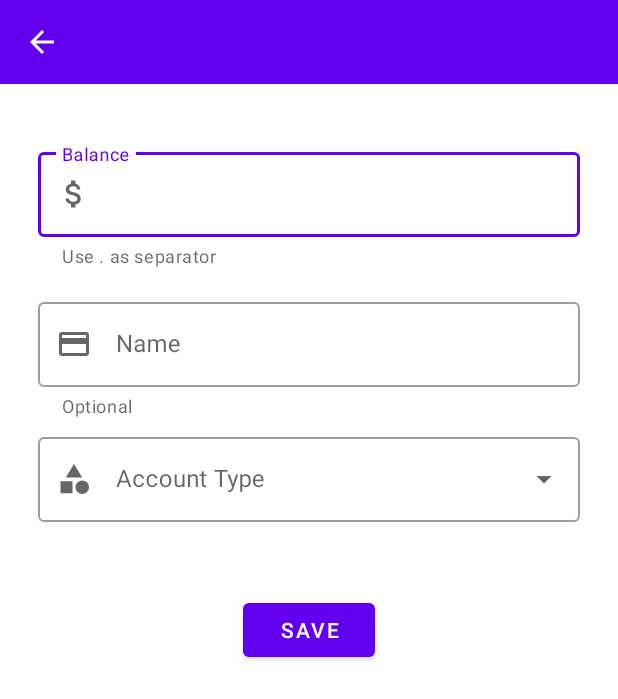
After one commit to magopyan/Pocket-Finances, an Android app: the AccountInputFragment screen opened directly, with no data from a screen before it, on a phone screen of 412 x 824 dp. The commit adds this screen. Shown: the top 699 px of the screen. Run offline under Robolectric (Android 15) with nearby library versions, the phone set to English and light mode, and no system bars.

Commit message:
Added AccountInputActivity - Need extra functionality

```diff
--- a/Application/PocketExpenses/app/src/main/AndroidManifest.xml
+++ b/Application/PocketExpenses/app/src/main/AndroidManifest.xml
@@ -18,6 +18,7 @@
         <activity android:name=".activities.TransactionInputActivity" />
         <activity android:name=".activities.TransactionsActivity" />
         <activity android:name=".activities.AccountsActivity" />
+        <activity android:name=".activities.AccountsInputActivity" />
         <activity
             android:name=".activities.BaseActivity"
             android:label="@string/title_activity_base" />
--- /dev/null
+++ b/Application/PocketExpenses/app/src/main/java/com/example/pocketexpenses/activities/AccountsInputActivity.java
@@ -0,0 +1,52 @@
+package com.example.pocketexpenses.activities;
+
+import android.content.Intent;
+import android.os.Bundle;
+import android.view.View;
+
+import androidx.appcompat.app.AppCompatActivity;
+import androidx.fragment.app.FragmentManager;
+import androidx.fragment.app.FragmentTransaction;
+
+import com.example.pocketexpenses.R;
+import com.example.pocketexpenses.databinding.ActivityAccountsInputBinding;
+import com.example.pocketexpenses.fragments.AccountInputFragment;
+import com.google.android.material.appbar.MaterialToolbar;
+
+
+public class AccountsInputActivity extends AppCompatActivity {
+
+    private ActivityAccountsInputBinding binding;
+    private AccountInputFragment fragment;
+
+    @Override
+    protected void onCreate(Bundle savedInstanceState) {
+        super.onCreate(savedInstanceState);
+        binding = ActivityAccountsInputBinding.inflate(getLayoutInflater());
+        View view = binding.getRoot();
+        setContentView(view);
+
+        Intent receivedIntent = getIntent();
+
+        MaterialToolbar topAppBar = binding.topAppBar;
+        String title = receivedIntent.getStringExtra("topBarTitle");
+        topAppBar.setTitle(title);
+        topAppBar.setNavigationOnClickListener(new View.OnClickListener() {
+            @Override
+            public void onClick(View v) {
+                onBackPressed();
+            }
+        });
+
+        FragmentManager manager = getSupportFragmentManager();
+        AccountInputFragment defaultFragment;
+        if(manager.findFragmentByTag("Input") == null) {
+            defaultFragment = AccountInputFragment.newInstance();
+            fragment = defaultFragment;
+            FragmentTransaction transaction = manager.beginTransaction();
+            transaction.add(R.id.fragmentContainer, defaultFragment, "Input");
+            transaction.commit();
+        }
+
+    }
+}
--- /dev/null
+++ b/Application/PocketExpenses/app/src/main/java/com/example/pocketexpenses/fragments/AccountInputFragment.java
@@ -0,0 +1,116 @@
+package com.example.pocketexpenses.fragments;
+
+import android.content.Intent;
+import android.os.Bundle;
+
+import androidx.annotation.NonNull;
+import androidx.annotation.Nullable;
+import androidx.fragment.app.Fragment;
+import androidx.lifecycle.ViewModelProvider;
+
+import android.view.LayoutInflater;
+import android.view.View;
+import android.view.ViewGroup;
+
+import com.example.pocketexpenses.R;
+import com.example.pocketexpenses.activities.AccountsActivity;
+import com.example.pocketexpenses.activities.ChooseAccountActivity;
+import com.example.pocketexpenses.databinding.FragmentAccountInputBinding;
+import com.example.pocketexpenses.databinding.FragmentTransactionInputBinding;
+import com.example.pocketexpenses.entities.Account;
+import com.example.pocketexpenses.entities.Transaction;
+import com.example.pocketexpenses.viewmodels.AccountTypeViewModel;
+import com.example.pocketexpenses.viewmodels.TransactionInputViewModel;
+import com.example.pocketexpenses.viewmodels.TransactionViewModel;
+
+/**
+ * A simple {@link Fragment} subclass.
+ * Use the {@link AccountInputFragment#newInstance} factory method to
+ * create an instance of this fragment.
+ */
+public class AccountInputFragment extends Fragment implements View.OnClickListener{
+
+    private FragmentAccountInputBinding binding;
+    private AccountTypeViewModel oAccountTypeVM;
+
+    // TODO: Rename parameter arguments, choose names that match
+    // the fragment initialization parameters, e.g. ARG_ITEM_NUMBER
+
+    // TODO: Rename and change types of parameters
+
+    public AccountInputFragment() {
+        // Required empty public constructor
+    }
+
+    /**
+     * Use this factory method to create a new instance of
+     * this fragment using the provided parameters.
+     *
+     * @return A new instance of fragment AccountInputFragment.
+     */
+    // TODO: Rename and change types and number of parameters
+    public static AccountInputFragment newInstance() {
+        AccountInputFragment fragment = new AccountInputFragment();
+        Bundle args = new Bundle();
+        fragment.setArguments(args);
+        return fragment;
+    }
+
+    @Override
+    public void onCreate(Bundle savedInstanceState) {
+        super.onCreate(savedInstanceState);
+    }
+
+    @Override
+    public View onCreateView(LayoutInflater inflater, ViewGroup container,
+                             Bundle savedInstanceState) {
+        binding = FragmentAccountInputBinding.inflate(inflater, container, false);
+        View view = binding.getRoot();
+        return view;
+    }
+
+    @Override
+    public void onViewCreated(@NonNull View view, @Nullable Bundle savedInstanceState) {
+        super.onViewCreated(view, savedInstanceState);
+
+        //oAccountTypeInputVM = new ViewModelProvider(requireActivity()).get(AccountTypeInputViewModel.class);
+
+        /*oAccountTypeInputVM.get().observe(getViewLifecycleOwner(), item -> {
+            if(item != null) {
+                binding.accountTypeTextField.setText(item.);
+                chosenAccount = item;
+            }
+        });*/
+
+        binding.accountTypeTextField.setOnClickListener(new View.OnClickListener() {
+            @Override
+            public void onClick(View v) {
+                Intent intent = new Intent(getContext(), ChooseAccountActivity.class); //ChooseAccountTypeActivity
+                startActivity(intent);
+            }
+        });
+
+        binding.saveButtonAccount.setOnClickListener(this::onClick);
+    }
+
+    @Override
+    public void onClick(View v) {
+        checkInputFields();
+        // if(no errors)
+
+        double dBalance = Double.parseDouble(binding.balanceTextField.getText().toString());
+        String strAccountName = binding.nameTextField.getText().toString();
+
+        Account inputAccount = new Account(dBalance, strAccountName, 0);
+        oAccountTypeVM.insertAccount(inputAccount);
+
+        Intent intent = new Intent(getContext(), AccountsActivity.class);
+        startActivity(intent);
+    }
+
+    private void checkInputFields() {
+        //
+        //
+        //
+    }
+}
--- a/Application/PocketExpenses/app/src/main/java/com/example/pocketexpenses/fragments/AccountsListFragment.java
+++ b/Application/PocketExpenses/app/src/main/java/com/example/pocketexpenses/fragments/AccountsListFragment.java
@@ -15,6 +15,7 @@ import android.view.LayoutInflater;
 import android.view.View;
 import android.view.ViewGroup;
 
+import com.example.pocketexpenses.activities.AccountsInputActivity;
 import com.example.pocketexpenses.activities.TransactionInputActivity;
 import com.example.pocketexpenses.viewmodels.AccountTypeViewModel;
 import com.example.pocketexpenses.databinding.FragmentAccountsListBinding;
@@ -94,8 +95,8 @@ public class AccountsListFragment extends Fragment implements View.OnClickListen
 
     @Override
     public void onClick(View v) {
-        //Intent intent = new Intent(getContext(), AccountsInputActivity.class);
-        //intent.putExtra("topBarTitle", "Add Account");
-        //startActivity(intent);
+        Intent intent = new Intent(getContext(), AccountsInputActivity.class);
+        intent.putExtra("topBarTitle", "Add Account");
+        startActivity(intent);
     }
 }
--- /dev/null
+++ b/Application/PocketExpenses/app/src/main/res/layout/activity_accounts_input.xml
@@ -0,0 +1,42 @@
+<?xml version="1.0" encoding="utf-8"?>
+<androidx.constraintlayout.widget.ConstraintLayout
+    xmlns:android="http://schemas.android.com/apk/res/android"
+    xmlns:app="http://schemas.android.com/apk/res-auto"
+    xmlns:tools="http://schemas.android.com/tools"
+    android:layout_width="match_parent"
+    android:layout_height="match_parent"
+    tools:context=".MainActivity">
+
+    <androidx.coordinatorlayout.widget.CoordinatorLayout
+        android:id="@+id/topBarContainer"
+        app:layout_constraintTop_toTopOf="parent"
+        android:layout_width="match_parent"
+        android:layout_height="wrap_content">
+
+        <com.google.android.material.appbar.AppBarLayout
+            android:layout_width="match_parent"
+            android:layout_height="wrap_content">
+
+            <com.google.android.material.appbar.MaterialToolbar
+                android:id="@+id/topAppBar"
+                android:layout_width="match_parent"
+                android:layout_height="?attr/actionBarSize"
+                app:title="Add Account"
+                app:titleCentered="true"
+                app:navigationIcon="@drawable/ic_topnav_back"
+                style="@style/Widget.MaterialComponents.Toolbar.Primary"
+                />
+        </com.google.android.material.appbar.AppBarLayout>
+    </androidx.coordinatorlayout.widget.CoordinatorLayout>
+
+    <FrameLayout
+        android:id="@+id/fragmentContainer"
+        android:layout_width="match_parent"
+        android:layout_height="0dp"
+        app:layout_constraintBottom_toBottomOf="parent"
+        app:layout_constraintEnd_toEndOf="parent"
+        app:layout_constraintHorizontal_bias="0.5"
+        app:layout_constraintStart_toStartOf="parent"
+        app:layout_constraintTop_toBottomOf="@id/topBarContainer" />
+
+</androidx.constraintlayout.widget.ConstraintLayout>
--- /dev/null
+++ b/Application/PocketExpenses/app/src/main/res/layout/fragment_account_input.xml
@@ -0,0 +1,75 @@
+<?xml version="1.0" encoding="utf-8"?>
+<FrameLayout xmlns:android="http://schemas.android.com/apk/res/android"
+    xmlns:tools="http://schemas.android.com/tools"
+    android:layout_width="match_parent"
+    android:layout_height="match_parent"
+    xmlns:app="http://schemas.android.com/apk/res-auto"
+    tools:context=".fragments.AccountInputFragment">
+
+    <com.google.android.material.textfield.TextInputLayout
+        android:layout_width="match_parent"
+        android:layout_height="wrap_content"
+        android:layout_marginHorizontal="25dp"
+        android:layout_marginTop="40dp"
+        app:startIconDrawable="@drawable/ic_input_sum"
+
+        android:hint="Balance"
+        app:helperTextEnabled="true"
+        app:helperText="Use . as separator"
+        style="@style/Widget.MaterialComponents.TextInputLayout.OutlinedBox">
+
+        <EditText
+            android:id="@+id/balanceTextField"
+            android:layout_width="match_parent"
+            android:layout_height="wrap_content"
+            android:ems="10"
+            android:inputType="numberDecimal" />
+    </com.google.android.material.textfield.TextInputLayout>
+
+    <com.google.android.material.textfield.TextInputLayout
+        android:layout_width="match_parent"
+        android:layout_height="wrap_content"
+        android:layout_marginTop="230dp"
+        android:layout_marginHorizontal="25dp"
+        app:startIconDrawable="@drawable/ic_input_category"
+        app:endIconMode="custom"
+        app:endIconDrawable="@drawable/ic_dropdown"
+        android:hint="Account Type"
+        style="@style/Widget.MaterialComponents.TextInputLayout.OutlinedBox">
+
+        <com.google.android.material.textfield.TextInputEditText
+            android:id="@+id/accountTypeTextField"
+            android:layout_width="match_parent"
+            android:layout_height="wrap_content"
+            android:focusable="false"
+            />
+    </com.google.android.material.textfield.TextInputLayout>
+
+    <com.google.android.material.textfield.TextInputLayout
+        android:layout_width="match_parent"
+        android:layout_height="wrap_content"
+        android:layout_marginTop="140dp"
+        android:layout_marginHorizontal="25dp"
+        app:startIconDrawable="@drawable/ic_input_account"
+        android:hint="Name"
+        app:endIconMode="clear_text"
+        app:helperTextEnabled="true"
+        app:helperText="Optional"
+        style="@style/Widget.MaterialComponents.TextInputLayout.OutlinedBox">
+
+        <com.google.android.material.textfield.TextInputEditText
+            android:id="@+id/nameTextField"
+            android:layout_width="match_parent"
+            android:layout_height="wrap_content"
+            />
+    </com.google.android.material.textfield.TextInputLayout>
+
+
+    <Button
+        android:id="@+id/saveButtonAccount"
+        android:layout_gravity="center_horizontal"
+        android:layout_marginTop="340dp"
+        android:layout_width="wrap_content"
+        android:layout_height="wrap_content"
+        android:text="Save" />
+</FrameLayout>
```
